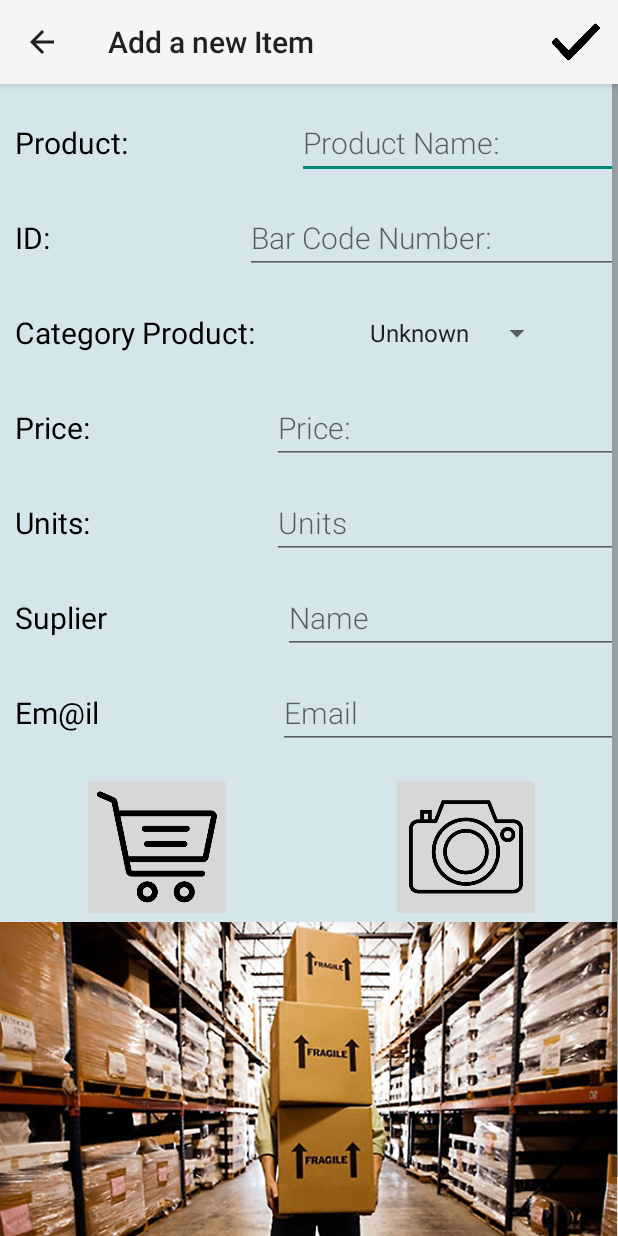
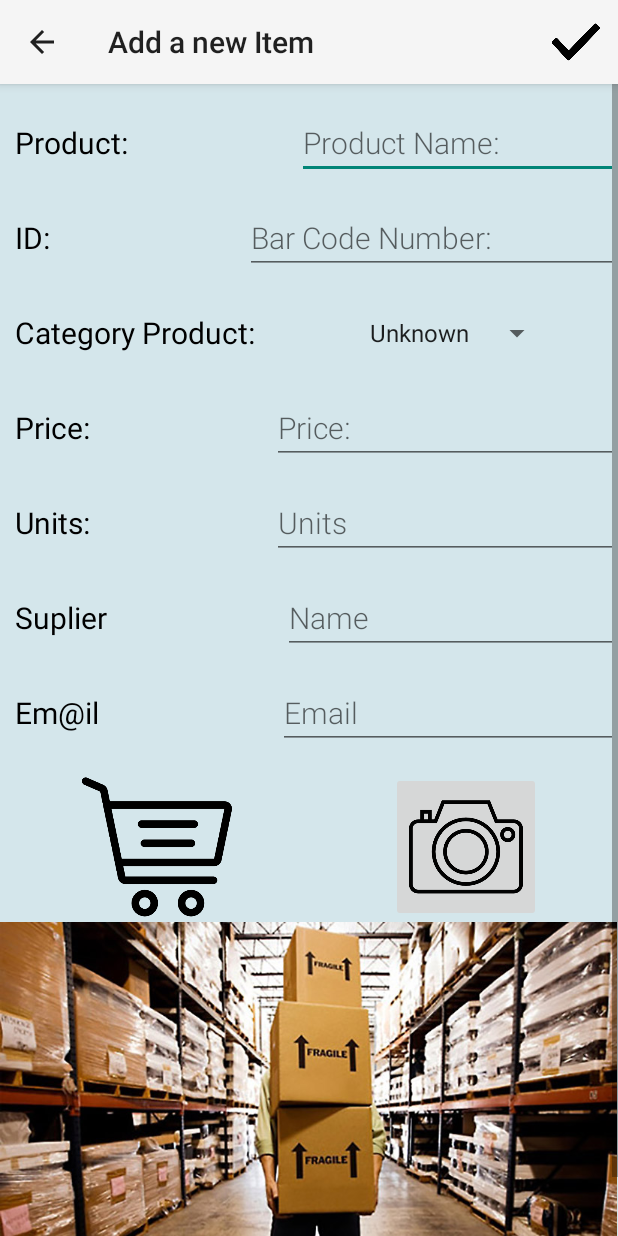
Before and after one commit to maxraf80/InventortyApp, an Android app: the EditorActivity screen opened directly, with no data from a screen before it, on a phone screen of 412 x 824 dp. Run offline under Robolectric (Android 15) with nearby library versions, the phone set to English and light mode, and no system bars.

Commit message:
Wenesday 13:53

```diff
--- a/app/src/main/java/udacity/com/inventortyapp/EditorActivity.java
+++ b/app/src/main/java/udacity/com/inventortyapp/EditorActivity.java
@@ -27,7 +27,6 @@ import android.widget.ImageView;
 import android.widget.Spinner;
 import android.widget.TextView;
 import android.widget.Toast;
-
 import java.io.FileNotFoundException;
 import java.io.IOException;
 import java.io.InputStream;
@@ -47,6 +46,7 @@ public class EditorActivity extends AppCompatActivity implements LoaderManager.L
 
     private ImageView mImageView;
     private ImageView mImageView2;
+    private ImageView mOrderView;
     private EditText mNameEditText;
     private EditText mReferenceText;
     private Spinner mCategorySpinner;
@@ -56,6 +56,7 @@ public class EditorActivity extends AppCompatActivity implements LoaderManager.L
     private EditText mEmailText;
     private int mCategory = ItemContract.ItemEntry.CATEGORY_UNKNOWN;
     private boolean mItemHasChanged = false;
+
     private View.OnTouchListener mTouchListener = new View.OnTouchListener() {
    @Override public boolean onTouch(View view, MotionEvent motionEvent) {
             mItemHasChanged = true;  return false; }};
@@ -83,12 +84,7 @@ public class EditorActivity extends AppCompatActivity implements LoaderManager.L
         mUnitsText=(EditText)findViewById(R.id.units);
         mSupplierText = (EditText) findViewById(R.id.suplier);
         mEmailText = (EditText) findViewById(R.id.email);
-        mImageView = (ImageView) findViewById(R.id.photo);
-        mImageView2 = (ImageView) findViewById(R.id.productImage);
-        mTextView = (TextView) findViewById(R.id.image_uri);
-        mImageView.setOnClickListener(new View.OnClickListener() {
 
-        @Override public void onClick(View view) { openImageSelector(); }});
         mNameEditText.setOnTouchListener(mTouchListener);
         mReferenceText.setOnTouchListener(mTouchListener);
         mCategorySpinner.setOnTouchListener(mTouchListener);
@@ -96,6 +92,22 @@ public class EditorActivity extends AppCompatActivity implements LoaderManager.L
         mUnitsText.setOnTouchListener(mTouchListener);
         mSupplierText.setOnTouchListener(mTouchListener);
         mEmailText.setOnTouchListener(mTouchListener);
+
+
+
+
+        mImageView = (ImageView) findViewById(R.id.photo); // Cámara de fotos
+        mImageView2 = (ImageView) findViewById(R.id.productImage); // Prefoto seleccionada por la cámara
+        mTextView = (TextView) findViewById(R.id.image_uri);  // Ruta de acceso
+
+        mImageView.setOnClickListener(new View.OnClickListener() {
+        @Override public void onClick(View view) { openImageSelector(); }});
+
+
+        mOrderView = (ImageView) findViewById(R.id.action_sendmail);
+        mOrderView.setOnClickListener(new View.OnClickListener() {
+            @Override
+            public void onClick(View view) {sendEmail(); }});
 
         setupSpinner();}
 
@@ -252,6 +264,7 @@ public class EditorActivity extends AppCompatActivity implements LoaderManager.L
     }
 
     private void sendEmail() {
+
         String[] projection = {
                 ItemContract.ItemEntry.COLUMN_ITEM_REFERENCE,
                 ItemContract.ItemEntry.COLUMN_ITEM_PRODUCT,
@@ -261,29 +274,27 @@ public class EditorActivity extends AppCompatActivity implements LoaderManager.L
 
     Cursor cursor = getContentResolver().query(mCurrentItemUri,projection,null,null,null);
     if (cursor.moveToFirst()){
+
     String productName = cursor.getString(cursor.getColumnIndexOrThrow(ItemContract.ItemEntry.COLUMN_ITEM_PRODUCT));
     String productReference=cursor.getString(cursor.getColumnIndexOrThrow(ItemContract.ItemEntry.COLUMN_ITEM_REFERENCE));
     String emailAddress = cursor.getString(cursor.getColumnIndexOrThrow(ItemContract.ItemEntry.COLUMN_ITEM_EMAIL));
-    String subject = (R.string.orderSubject + cursor.getString(cursor.getColumnIndexOrThrow(ItemContract.ItemEntry.COLUMN_ITEM_REFERENCE)));
+    String productSubject= cursor.getString(cursor.getColumnIndexOrThrow(ItemContract.ItemEntry.COLUMN_ITEM_REFERENCE));
+    String subject = (getString(R.string.orderSubject)+ productSubject);
+    String body= (getString(R.string.genericMessageBeggining)+ " " + productName + "\n" + "\n" + (getString(R.string.genericMessageMiddle)));
 
-        writeEmail(emailAddress, subject,  productReference +
-                        getString(R.string.email_message_name) + " " + productName +
-                        getString(R.string.email_message_units) + " " +
-                        getString(R.string.email_message_greetings));
+        writeEmail(emailAddress, subject, body);
+        Log.e(LOG_TAG, "Item Sold button was pressed" + emailAddress);
     }}
 
 
 
-    public void writeEmail(String address, String subject, String message) {
+    public void writeEmail(String emailAddress, String subject, String message) {
         Intent intent = new Intent(Intent.ACTION_SEND);
-        intent.setType("*/*");
-        intent.putExtra(Intent.EXTRA_EMAIL, address);
+        intent.setType("text/html");
+        intent.putExtra(Intent.EXTRA_EMAIL, new String [] {emailAddress});
         intent.putExtra(Intent.EXTRA_SUBJECT, subject);
         intent.putExtra(Intent.EXTRA_TEXT, message);
-        if (intent.resolveActivity(getPackageManager()) != null) {
-            startActivity(intent);
-        }
-    }
+        if (intent.resolveActivity(getPackageManager()) != null) { startActivity(Intent.createChooser(intent, "Send Email")); } }
 
 
     @Override
--- a/app/src/main/res/layout/content_habit.xml
+++ b/app/src/main/res/layout/content_habit.xml
@@ -216,6 +216,7 @@
                 <ImageButton
                     android:layout_width="100dp"
                     android:id="@+id/action_sendmail"
+                    android:background="@drawable/shopping_cart"
                     android:layout_height="100dp"
                     android:layout_gravity="center"
                     android:scaleType="centerCrop"
@@ -256,7 +257,8 @@
             <TextView
                 android:id="@+id/image_uri"
                 android:layout_width="wrap_content"
-                android:layout_height="wrap_content" />
+                android:layout_height="wrap_content"
+                android:text="@string/category_Photo"/>
 
         </LinearLayout>
     </LinearLayout>
--- a/app/src/main/res/values/strings.xml
+++ b/app/src/main/res/values/strings.xml
@@ -35,9 +35,9 @@
     <string name="discard">Discard</string>
     <string name="keep_editing">Keep Editing</string>
     <string name="action_sendmail">Send Order Email</string>
-    <string name="orderSubject">Purchase order for</string>
-    <string name="genericMessageBeggining">Hello this is an automatic email for the purchasing of(see also attached photo):</string>
-    <string name="genericMessageEnd">please, prepare a quote for the following units: </string>
+    <string name="orderSubject">Order for reference number: </string>
+    <string name="genericMessageBeggining">Hello this is an automatic email for the purchasing of :</string>
+    <string name="genericMessageMiddle">Please, prepare a quote for the following units: (XXXXXXXX)</string>
     <string name="email">Email</string>
     <string name="category_Email">Em@il</string>
     <string name="category_suplier">Suplier</string>
```
